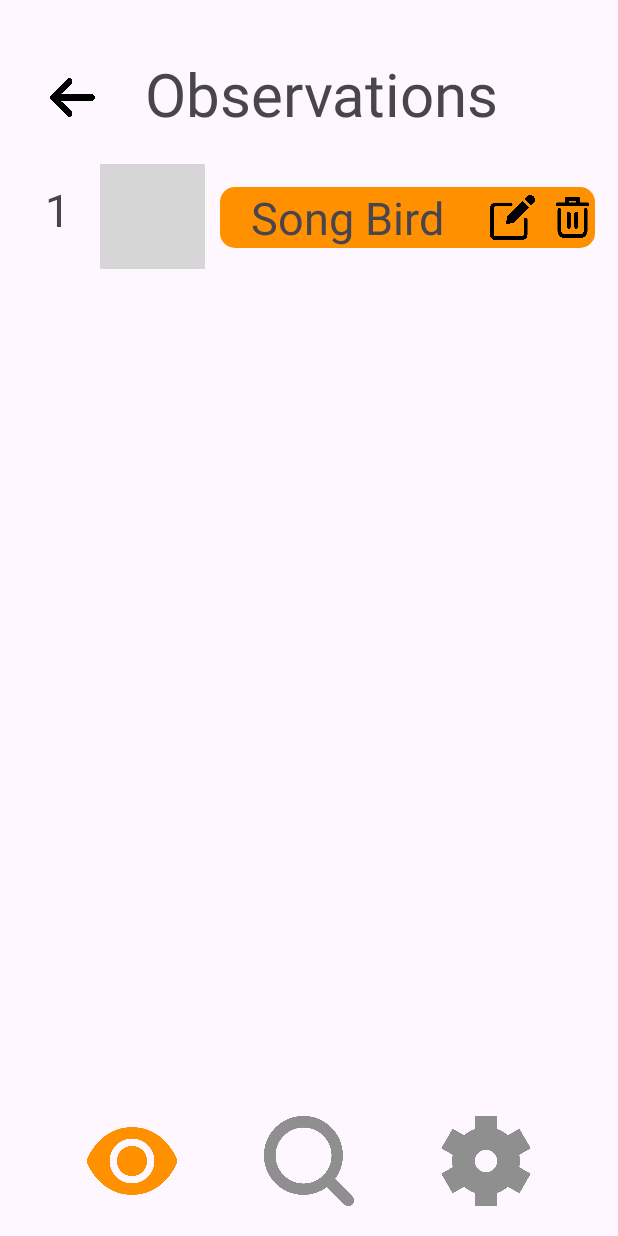
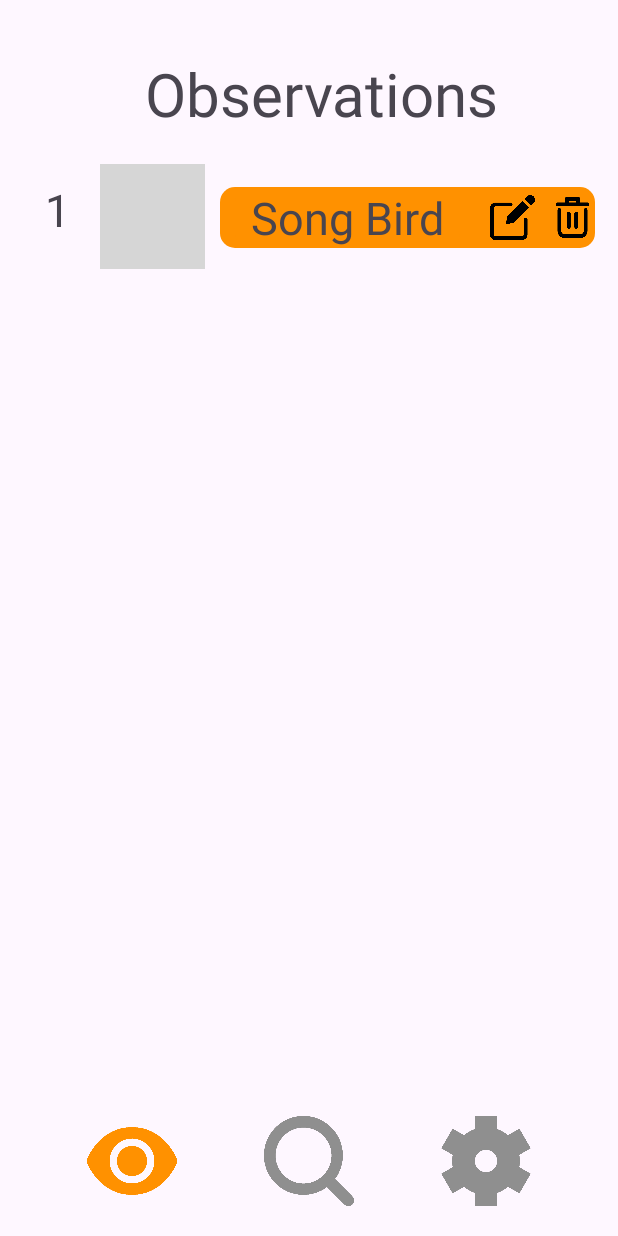
Before and after one commit to ST10090538/OPSC7311_POE, an Android app: the Observations screen opened directly, with no data from a screen before it, on a phone screen of 412 x 824 dp. Run offline under Robolectric (Android 15) with nearby library versions, the phone set to English and light mode, and no system bars; grey boxes are pictures that could not be loaded.

Commit message:
nav bar functionality + add image

```diff
--- a/app/src/main/res/layout/observations.xml
+++ b/app/src/main/res/layout/observations.xml
@@ -68,7 +68,7 @@
                 app:layout_constraintEnd_toEndOf="parent"
                 app:layout_constraintTop_toTopOf="parent" />
 
-            <ImageView
+              <ImageView
 
                 android:layout_width="30dp"
                 android:layout_height="30dp"
@@ -119,14 +119,4 @@
         app:layout_constraintStart_toStartOf="parent"
         app:srcCompat="@drawable/orangeye" />
 
-    <ImageView
-        android:id="@+id/imageView12"
-        android:layout_width="30dp"
-        android:layout_height="30dp"
-        android:layout_marginTop="50dp"
-        app:layout_constraintEnd_toStartOf="@+id/textView6"
-        app:layout_constraintHorizontal_bias="0.5"
-        app:layout_constraintStart_toStartOf="parent"
-        app:layout_constraintTop_toTopOf="parent"
-        app:srcCompat="@drawable/back" />
 </androidx.constraintlayout.widget.ConstraintLayout>
--- a/app/src/main/res/layout/settings.xml
+++ b/app/src/main/res/layout/settings.xml
@@ -45,6 +45,7 @@
                 android:orientation="horizontal">
 
                 <ImageView
+                    android:id="@+id/user_upload_image"
                     android:layout_width="80dp"
                     android:layout_height="80dp"
                     android:layout_marginLeft="50dp"
```
Also changed, not shown: app/src/main/java/a/co/varsitycollege/st10090538/opsc7311_poe/Preferences.kt (+114 -0 lines).
